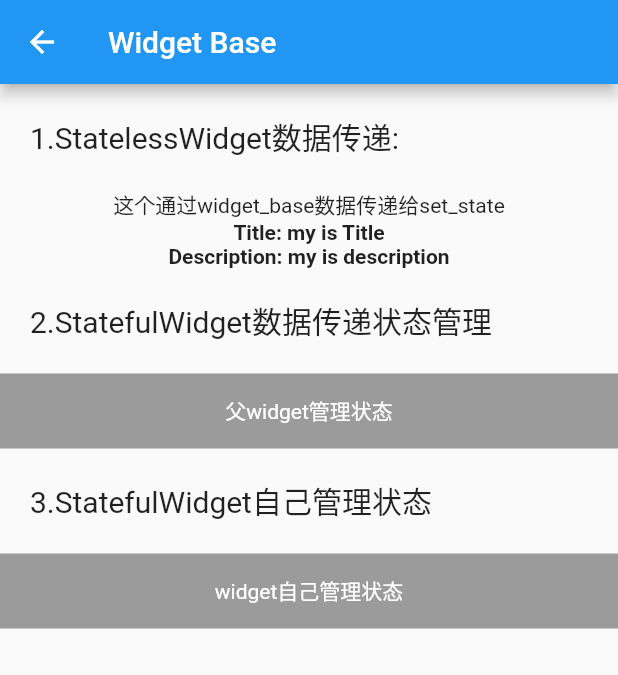
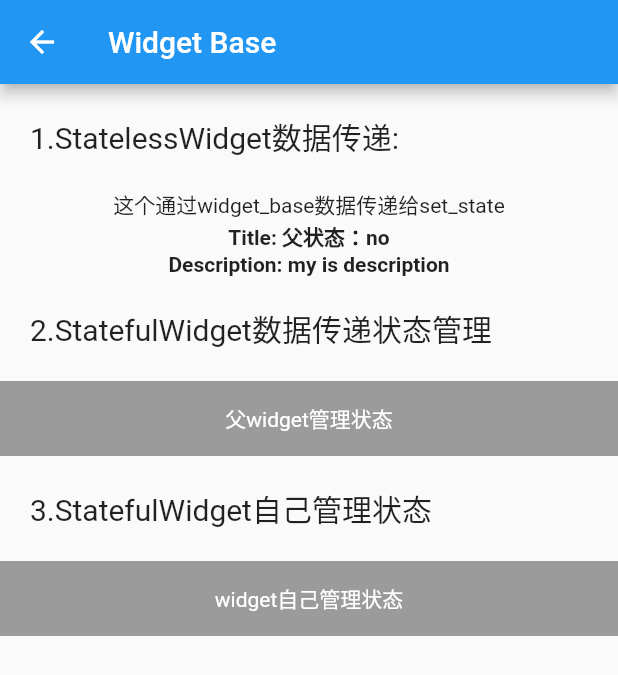
Before and after one commit to SummerFans/flutter-example, a Flutter app: the WidgetBasePage screen opened directly, on a phone screen of 412 x 824 dp. Shown: the top 675 px of the screen. Run offline on Flutter 3.47's test engine with Material 2 defaults, Android fonts, the phone set to English and light mode, and no system bars.

Commit message:
updated base widget

```diff
--- a/lib/page/widget_base.dart
+++ b/lib/page/widget_base.dart
@@ -52,7 +52,7 @@ class _WidgetBasePage extends State<WidgetBasePage> {
             ),
             // 传递开始
             new LessState(
-              title: "my is Title",
+              title: this._active? "父状态：yes":"父状态：no",
               description: "my is description",
             ),
             Container(
@@ -60,6 +60,7 @@ class _WidgetBasePage extends State<WidgetBasePage> {
               child: Text("2.StatefulWidget数据传递状态管理",
                   style: TextStyle(fontSize: 20.0)),
             ),
+            // 父状态管理
             new ReceiveState(
               active: _active,
               onChange: _showDialog,
@@ -69,6 +70,7 @@ class _WidgetBasePage extends State<WidgetBasePage> {
               child: Text("3.StatefulWidget自己管理状态",
                   style: TextStyle(fontSize: 20.0)),
             ),
+            // 组件内状态
             new StateManger(),
           ],
         ));
```
